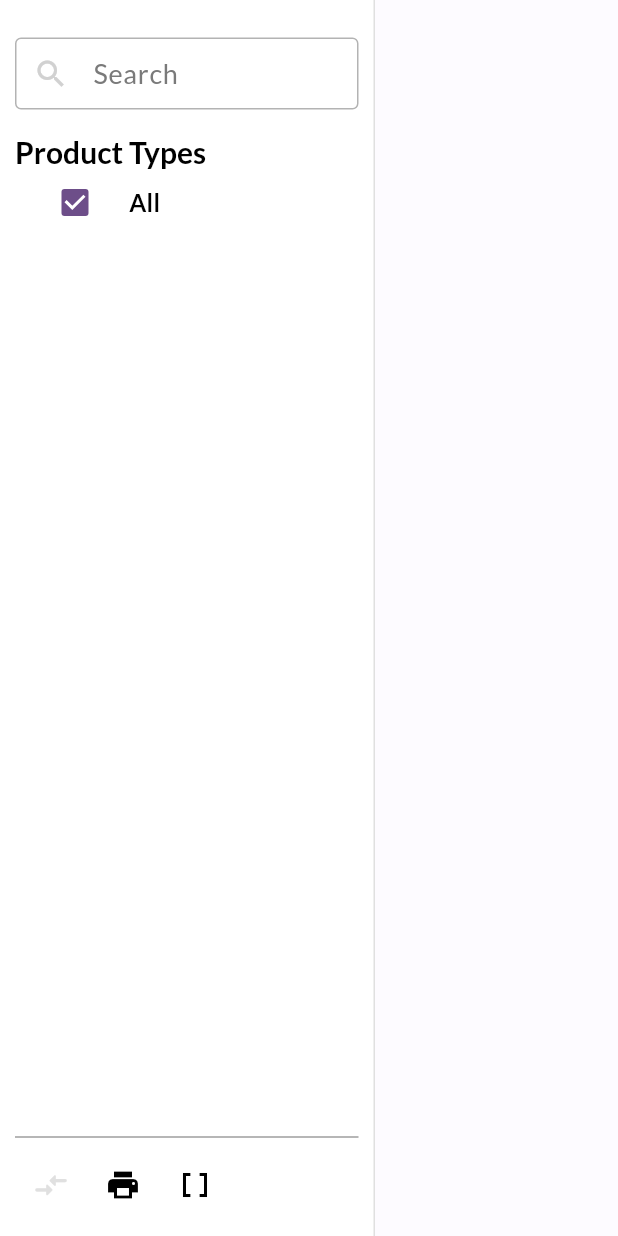
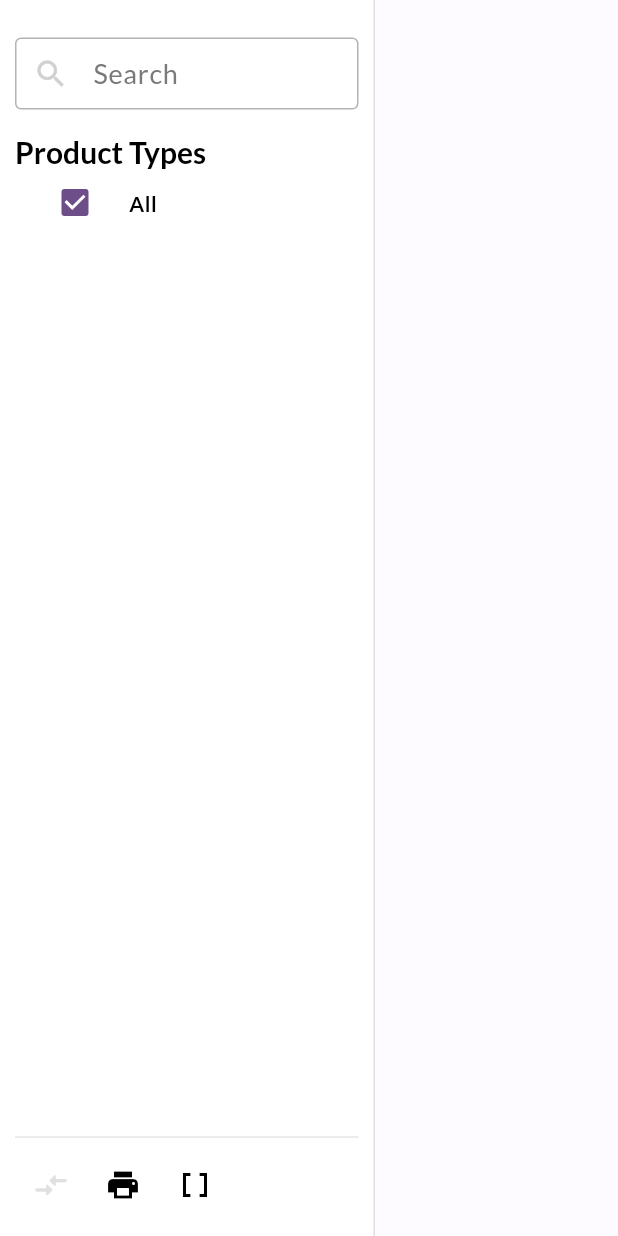
Before and after one commit to danielrudianto/Cstyle_cashier_3, a Flutter app: the DashboardTypeSelector widget shown alone on an empty page, opened directly with empty values, on a phone screen of 412 x 824 dp. Run offline on Flutter 3.47's test engine with Material 3 defaults, Android fonts, the phone set to English and light mode, and no system bars; our stand-ins replace carousel_slider, dio, go_router, logger, pdf, printing and 4 more; missing offline and left inert: excel, fast_cached_network_image, flag, ntp, super_clipboard, table_sticky_headers and 1 more; accounts and stored records are empty.

Commit message:
Quieten the rules, and make the logo visible on a dark ground
dividerColor was Colors.grey.shade500 — #9E9E9E, the grey that sits
halfway between black and white and therefore contrasts strongly against
any background. It is read in 49 places, including the rule under every
product row, so the list read as a stack of boxes rather than a list:
the lines were louder than what they separated. A rule should only be
noticed when looked for.

It is now the text colour at 10% opacity, which follows the theme
instead of being one grey that happens to suit one of them. Input and
outlined-button borders take a separate 28% — they mark the edge of
something touchable, not a gap between rows, and should not fade with
the rules.

The type filters take on a label's character rather than copying the
reference-code style from the table. What makes text read as a label is
small size plus opened-up letter spacing, not being greyed: reference
codes can be 12px grey because they are metadata glanced at
occasionally, while these are click targets read at arm's length, where
12px grey hurts both jobs. So 14px with wider tracking, full colour when
selected. The tap area is unchanged, being set by the tile rather than
the text.

The top bar hardcoded the colour logo, which nearly disappeared once the
background went dark. Pinning it to the white one just moves the problem
onto the light theme, where white vanishes against #FBF8FE, so the asset
is chosen per theme.

Co-Authored-By: Claude Opus 5 <noreply@anthropic.com>

```diff
--- a/lib/view/dashboard/components/dashboard-type-selector.dart
+++ b/lib/view/dashboard/components/dashboard-type-selector.dart
@@ -77,10 +77,25 @@ class DashboardTypeSelectorState extends State<DashboardTypeSelector> {
     final dasar = Theme.of(context).textTheme.bodyMedium;
     if (dasar == null) return null;
 
+    /*
+      Dibuat berkarakter LABEL, bukan disamakan dengan kode referensi di tabel.
+
+      Yang membuat tulisan terbaca sebagai label adalah ukuran kecil DAN jarak
+      antarhuruf yang dilebarkan — bukan warnanya yang diabukan. Kode referensi
+      di tabel memakai 12px abu karena ia metadata yang sesekali dilirik;
+      penyaring ini target klik yang dibaca sejauh lengan, dan 12px abu di situ
+      menyulitkan keduanya sekaligus.
+
+      Jadi yang diambil karakternya: 14px dengan jarak huruf dilebarkan, warna
+      tetap penuh untuk yang terpilih. Bidang sentuh ListTile tidak ikut
+      mengecil — ia ditentukan tinggi tile, bukan tinggi hurufnya.
+    */
     return dasar.copyWith(
-      height: 1.25,
-      fontWeight: terpilih ? FontWeight.w600 : FontWeight.w400,
-      color: terpilih ? dasar.color : dasar.color?.withValues(alpha: 0.66),
+      fontSize: 14,
+      height: 1.3,
+      letterSpacing: 0.4,
+      fontWeight: terpilih ? FontWeight.w700 : FontWeight.w400,
+      color: terpilih ? dasar.color : dasar.color?.withValues(alpha: 0.62),
     );
   }
 
--- a/lib/view/page-view/components/appbar-pageview.dart
+++ b/lib/view/page-view/components/appbar-pageview.dart
@@ -44,7 +44,7 @@ class AppbarPageView extends StatelessWidget {
             Flexible(
               flex: 1,
               child: Image.asset(
-                "assets/images/icon.webp",
+                logoTema(context),
                 width: 40,
                 height: 40,
               ),
```
Also changed, not shown: lib/utils/theme.utils.dart (+39 -2 lines).
